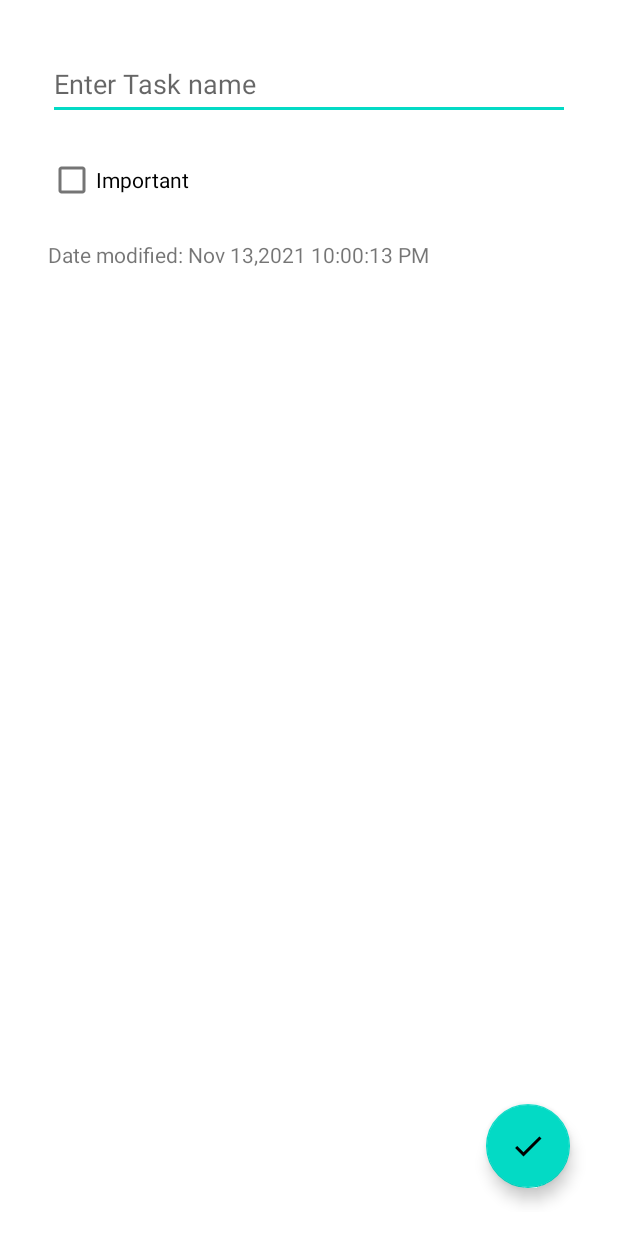
After one commit to nahlasamir244/TaskHive, an Android app: the layout fragment_add_edit.xml on its own in the app's theme, with its tools: preview values and no code run, on a phone screen of 412 x 824 dp. The commit adds this screen. Run offline under Robolectric (Android 15) with nearby library versions, the phone set to English and light mode, and no system bars.

```diff
--- a/app/build.gradle
+++ b/app/build.gradle
@@ -50,6 +50,7 @@ dependencies {
     implementation "androidx.appcompat:appcompat:$appCompatVersion"
     implementation "com.google.android.material:material:$materialVersion"
     implementation "androidx.constraintlayout:constraintlayout:$constraintLayoutVersion"
+    implementation 'androidx.legacy:legacy-support-v4:1.0.0'
     testImplementation "junit:junit:$junitVersion"
     androidTestImplementation "androidx.test.ext:junit:$testExtJunitVersion"
     androidTestImplementation "androidx.test.espresso:espresso-core:$espressoVersion"
--- a/app/src/main/java/com/nahlasamir244/taskhive/MainActivity.kt
+++ b/app/src/main/java/com/nahlasamir244/taskhive/MainActivity.kt
@@ -2,7 +2,7 @@ package com.nahlasamir244.taskhive
 
 import androidx.appcompat.app.AppCompatActivity
 import android.os.Bundle
-import com.nahlasamir244.taskhive.ui.home.HomeFragment
+import com.nahlasamir244.taskhive.ui.HomeFragment
 
 class MainActivity : AppCompatActivity() {
 
--- /dev/null
+++ b/app/src/main/res/drawable/ic_done.xml
@@ -0,0 +1,5 @@
+<vector android:autoMirrored="true" android:height="24dp"
+    android:tint="?attr/colorControlNormal" android:viewportHeight="24"
+    android:viewportWidth="24" android:width="24dp" xmlns:android="http://schemas.android.com/apk/res/android">
+    <path android:fillColor="@android:color/white" android:pathData="M9,16.2L4.8,12l-1.4,1.4L9,19 21,7l-1.4,-1.4L9,16.2z"/>
+</vector>
--- /dev/null
+++ b/app/src/main/res/drawable/ic_important.xml
@@ -0,0 +1,6 @@
+<vector android:autoMirrored="true" android:height="24dp"
+    android:tint="?attr/colorControlNormal" android:viewportHeight="24"
+    android:viewportWidth="24" android:width="24dp" xmlns:android="http://schemas.android.com/apk/res/android">
+    <path android:fillColor="@android:color/white" android:pathData="M12,19m-2,0a2,2 0,1 1,4 0a2,2 0,1 1,-4 0"/>
+    <path android:fillColor="@android:color/white" android:pathData="M10,3h4v12h-4z"/>
+</vector>
--- /dev/null
+++ b/app/src/main/res/layout/fragment_add_edit.xml
@@ -0,0 +1,56 @@
+<?xml version="1.0" encoding="utf-8"?>
+<androidx.constraintlayout.widget.ConstraintLayout xmlns:android="http://schemas.android.com/apk/res/android"
+    xmlns:tools="http://schemas.android.com/tools"
+    xmlns:app="http://schemas.android.com/apk/res-auto"
+    android:id="@+id/frameLayout"
+    android:layout_width="match_parent"
+    android:layout_height="match_parent"
+    tools:context=".ui.AddEditFragment"
+    android:padding="16dp">
+
+    <com.google.android.material.textfield.TextInputEditText
+        android:id="@+id/textInput_task_name"
+        android:layout_width="match_parent"
+        android:layout_height="wrap_content"
+        android:layout_margin="16dp"
+        android:minHeight="48dp"
+        android:inputType="text"
+        android:hint="@string/enter_task_name"
+        app:layout_constraintEnd_toEndOf="parent"
+        app:layout_constraintStart_toStartOf="parent"
+        app:layout_constraintTop_toTopOf="parent"
+        android:maxLength="200"
+        />
+
+    <CheckBox
+        android:id="@+id/checkbox_task_important"
+        android:layout_width="wrap_content"
+        android:layout_height="wrap_content"
+        app:layout_constraintStart_toStartOf="parent"
+        app:layout_constraintTop_toBottomOf="@id/textInput_task_name"
+        android:layout_margin="16dp"
+        android:minHeight="48dp"
+        android:text="@string/important"
+        />
+    <TextView
+        android:id="@+id/textView_task_date_modified"
+        android:layout_width="wrap_content"
+        android:layout_height="wrap_content"
+        app:layout_constraintTop_toBottomOf="@id/checkbox_task_important"
+        app:layout_constraintStart_toStartOf="parent"
+        android:layout_margin="16dp"
+        tools:text="@string/task_date_example"
+        />
+
+    <com.google.android.material.floatingactionbutton.FloatingActionButton
+        android:id="@+id/fab_save_task"
+        android:layout_width="wrap_content"
+        android:layout_height="wrap_content"
+        app:layout_constraintEnd_toEndOf="parent"
+        app:layout_constraintBottom_toBottomOf="parent"
+        android:layout_margin="16dp"
+        android:src="@drawable/ic_done"
+        tools:ignore="SpeakableTextPresentCheck"
+
+        />
+</androidx.constraintlayout.widget.ConstraintLayout>
--- a/app/src/main/res/values/strings.xml
+++ b/app/src/main/res/values/strings.xml
@@ -1,3 +1,7 @@
 <resources>
     <string name="app_name">TaskHive</string>
+    <string name="task_name_example">Study</string>
+    <string name="important">Important</string>
+    <string name="task_date_example">Date modified: Nov 13,2021 10:00:13 PM</string>
+    <string name="enter_task_name">Enter Task name</string>
 </resources>
--- a/build.gradle
+++ b/build.gradle
@@ -32,7 +32,7 @@ buildscript {
     }
     dependencies {
         classpath "com.android.tools.build:gradle:$gradleVersion"
-        classpath "org.jetbrains.kotlin:kotlin-gradle-plugin:$kotlinVersion"
+        classpath "org.jetbrains.kotlin:kotlin-gradle-plugin:1.5.31"
         classpath "androidx.navigation:navigation-safe-args-gradle-plugin:$navigationVersion"
         classpath "com.google.dagger:hilt-android-gradle-plugin:$hiltVersion"
 
```
Also changed, not shown: app/src/main/java/com/nahlasamir244/taskhive/data/model/Task.kt (+19 -5 lines), app/src/main/java/com/nahlasamir244/taskhive/ui/AddEditFragment.kt (renamed from app/src/main/java/com/nahlasamir244/taskhive/ui/home/HomeFragment.kt, +8 -8 lines), app/src/main/java/com/nahlasamir244/taskhive/ui/HomeFragment.kt (added, +32 -0 lines), app/src/main/java/com/nahlasamir244/taskhive/ui/MainViewModel.kt (added, +7 -0 lines), app/src/main/java/com/nahlasamir244/taskhive/ui/home/HomeViewModel.kt (deleted, +0 -7 lines), app/src/main/res/drawable/ic_add.xml (added, +11 -0 lines), app/src/main/res/layout/fragment_home.xml (+16 -12 lines), app/src/main/res/layout/item_task.xml (added, +42 -0 lines), 1 other file.
